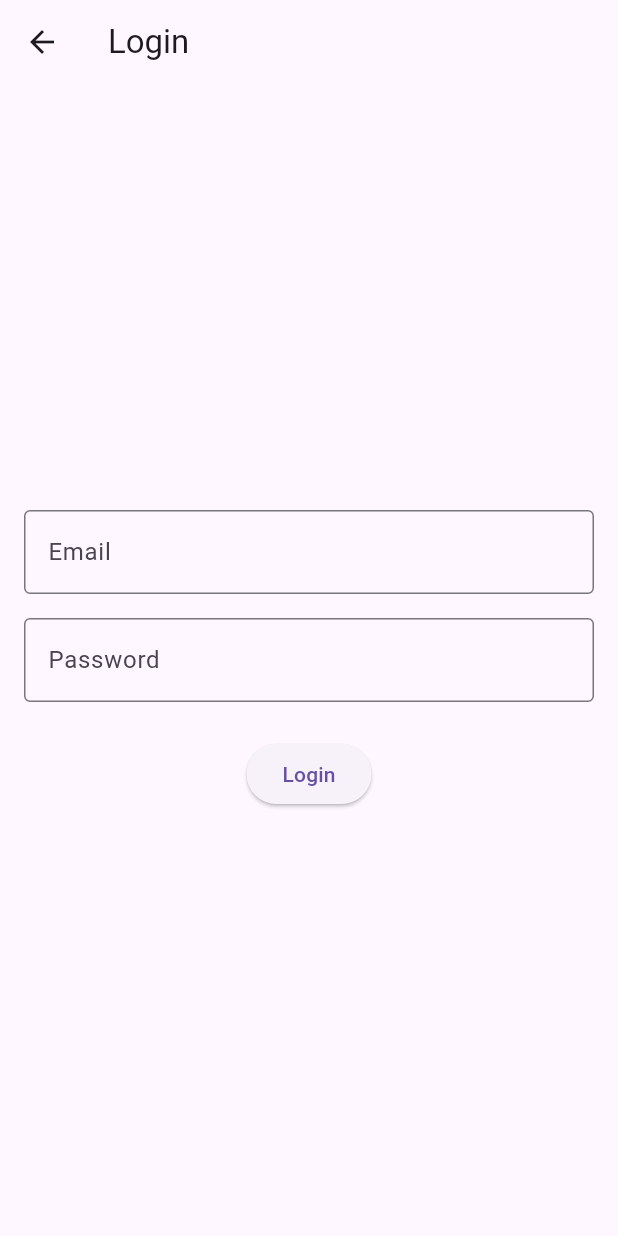
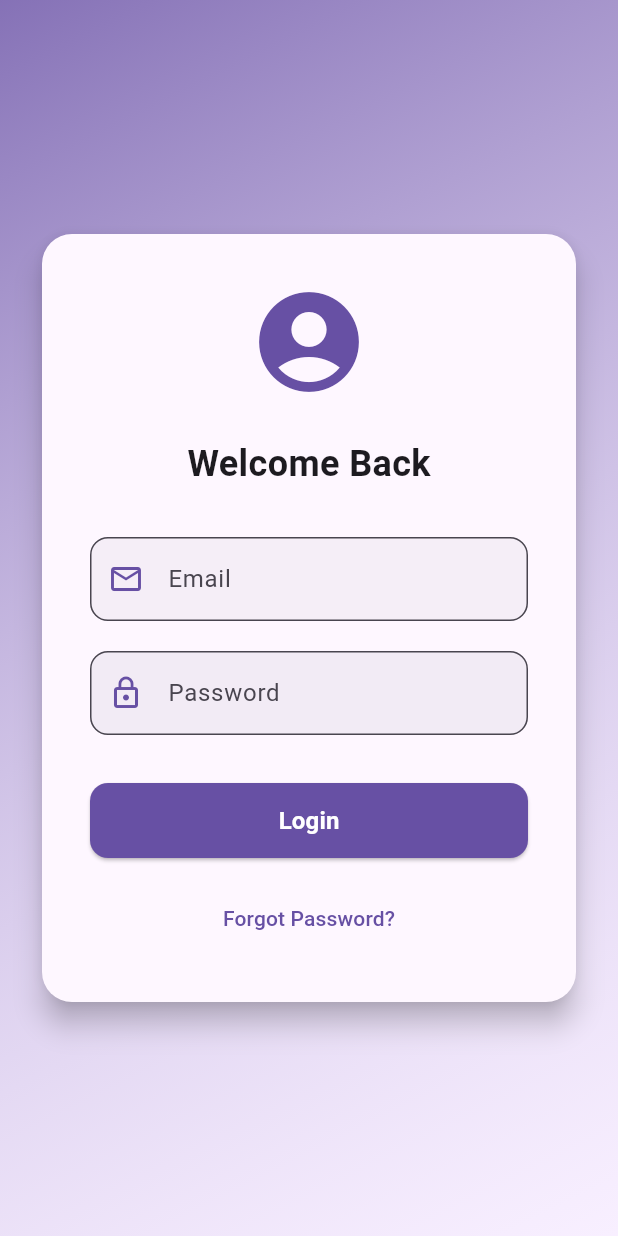
Before and after one commit to Yashjain0333/TallyUp, a Flutter app: the screen it shows after launch, on a phone screen of 412 x 824 dp. Run offline on Flutter 3.47's test engine with Material 3 defaults, Android fonts, the phone set to English and light mode, and no system bars; generated files the repository leaves out were written again.

Commit message:
Imporve the login page UI

```diff
--- a/tally_up/lib/src/login/login_view.dart
+++ b/tally_up/lib/src/login/login_view.dart
@@ -11,21 +11,63 @@ class LoginView extends StatelessWidget {
     final controller = LoginController();
 
     return Scaffold(
-      appBar: AppBar(
-        title: const Text('Login'),
+      body: Container(
+        decoration: BoxDecoration(
+          gradient: LinearGradient(
+            begin: Alignment.topLeft,
+            end: Alignment.bottomRight,
+            colors: [
+              Theme.of(context).colorScheme.primary.withAlpha(204),
+              Theme.of(context).colorScheme.primaryContainer.withAlpha(77),
+            ],
           ),
-      body: Padding(
-        padding: const EdgeInsets.all(16.0),
+        ),
+        child: SafeArea(
+          child: Center(
+            child: SingleChildScrollView(
+              child: Padding(
+                padding: const EdgeInsets.all(24.0),
+                child: Card(
+                  elevation: 8,
+                  color: Theme.of(context).colorScheme.surface,
+                  shape: RoundedRectangleBorder(
+                    borderRadius: BorderRadius.circular(20),
+                  ),
+                  child: Padding(
+                    padding: const EdgeInsets.all(32.0),
                     child: Form(
                       key: controller.formKey,
                       child: Column(
-            mainAxisAlignment: MainAxisAlignment.center,
+                        mainAxisSize: MainAxisSize.min,
                         children: [
+                          Icon(
+                            Icons.account_circle,
+                            size: 80,
+                            color: Theme.of(context).colorScheme.primary,
+                          ),
+                          const SizedBox(height: 24),
+                          Text(
+                            'Welcome Back',
+                            style: TextStyle(
+                              fontSize: 24,
+                              fontWeight: FontWeight.bold,
+                              color: Theme.of(context).colorScheme.onSurface,
+                            ),
+                          ),
+                          const SizedBox(height: 32),
                           TextFormField(
                             controller: controller.emailController,
-                decoration: const InputDecoration(
+                            decoration: InputDecoration(
                               labelText: 'Email',
-                  border: OutlineInputBorder(),
+                              prefixIcon: Icon(
+                                Icons.email_outlined,
+                                color: Theme.of(context).colorScheme.primary,
+                              ),
+                              border: OutlineInputBorder(
+                                borderRadius: BorderRadius.circular(12),
+                              ),
+                              filled: true,
+                              fillColor: Theme.of(context).colorScheme.surfaceContainerHigh.withAlpha(128),
                             ),
                             validator: (value) {
                               if (value == null || value.isEmpty) {
@@ -34,12 +76,20 @@ class LoginView extends StatelessWidget {
                               return null;
                             },
                           ),
-              const SizedBox(height: 16),
+                          const SizedBox(height: 20),
                           TextFormField(
                             controller: controller.passwordController,
-                decoration: const InputDecoration(
+                            decoration: InputDecoration(
                               labelText: 'Password',
-                  border: OutlineInputBorder(),
+                              prefixIcon: Icon(
+                                Icons.lock_outline,
+                                color: Theme.of(context).colorScheme.primary,
+                              ),
+                              border: OutlineInputBorder(
+                                borderRadius: BorderRadius.circular(12),
+                              ),
+                              filled: true,
+                              fillColor: Theme.of(context).colorScheme.surfaceVariant.withOpacity(0.5),
                             ),
                             obscureText: true,
                             validator: (value) {
@@ -49,19 +99,56 @@ class LoginView extends StatelessWidget {
                               return null;
                             },
                           ),
-              const SizedBox(height: 24),
+                          const SizedBox(height: 32),
                           ListenableBuilder(
                             listenable: controller,
                             builder: (context, _) {
-                  return controller.isLoading
-                      ? const CircularProgressIndicator()
+                              return SizedBox(
+                                width: double.infinity,
+                                height: 50,
+                                child: controller.isLoading
+                                    ? Center(
+                                        child: CircularProgressIndicator(
+                                          color: Theme.of(context).colorScheme.primary,
+                                        ),
+                                      )
                                     : ElevatedButton(
                                         onPressed: () => controller.handleLogin(context),
-                          child: const Text('Login'),
+                                        style: ElevatedButton.styleFrom(
+                                          backgroundColor: Theme.of(context).colorScheme.primary,
+                                          foregroundColor: Theme.of(context).colorScheme.onPrimary,
+                                          shape: RoundedRectangleBorder(
+                                            borderRadius: BorderRadius.circular(12),
+                                          ),
+                                        ),
+                                        child: const Text(
+                                          'Login',
+                                          style: TextStyle(
+                                            fontSize: 16,
+                                            fontWeight: FontWeight.bold,
+                                          ),
+                                        ),
+                                      ),
                               );
                             },
                           ),
+                          const SizedBox(height: 16),
+                          TextButton(
+                            onPressed: () {
+                              // TODO: Implement forgot password
+                            },
+                            style: TextButton.styleFrom(
+                              foregroundColor: Theme.of(context).colorScheme.primary,
+                            ),
+                            child: const Text('Forgot Password?'),
+                          ),
                         ],
+                      ),
+                    ),
+                  ),
+                ),
+              ),
+            ),
           ),
         ),
       ),
```
Lines whose indentation alone changed are shown as unchanged.
